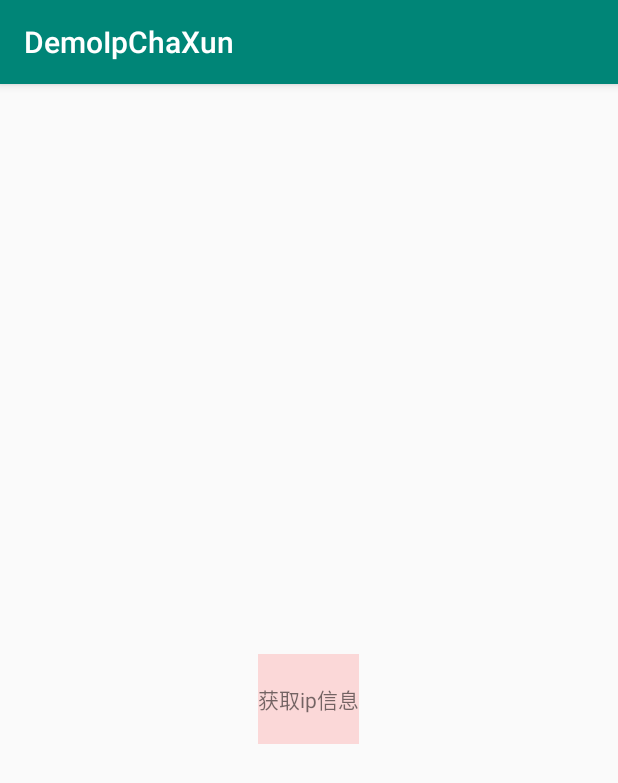
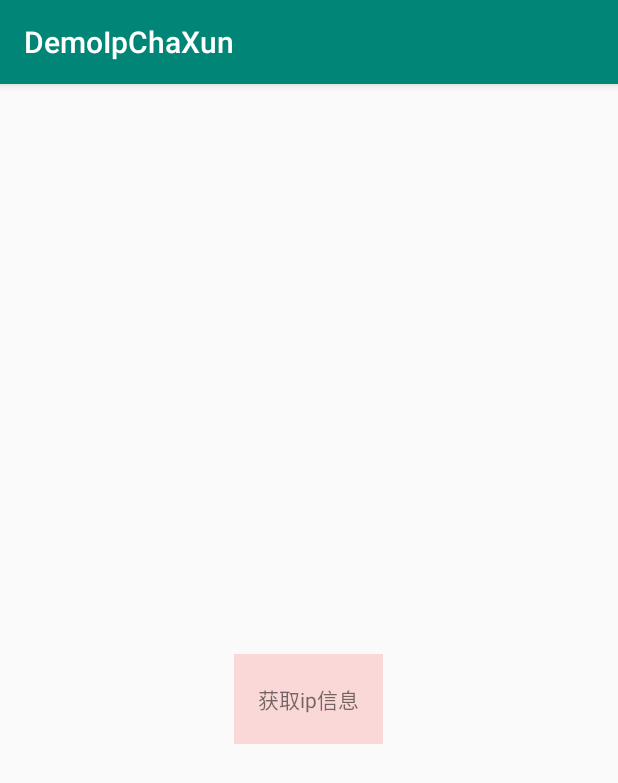
Before and after one commit to ipchaxun/demo, an Android app: the screen it shows after launch (MainActivity), on a phone screen of 412 x 824 dp. Shown: the top 783 px of the screen. Run offline under Robolectric (Android 15) with nearby library versions, the phone set to English and light mode, and no system bars; libraries missing offline, so code that uses them is left out: com.manyou.ipchaxun; 3 statements that could not run were skipped.

Commit message:
ui 调整

```diff
--- a/app/src/main/res/layout/activity_main.xml
+++ b/app/src/main/res/layout/activity_main.xml
@@ -13,12 +13,15 @@
         android:layout_marginLeft="16dp"
         android:layout_marginRight="16dp"
         android:textSize="16sp"
+        android:gravity="center_horizontal"
         android:textColor="#333333"
         android:id="@+id/tv_display"
         android:layout_width="match_parent"
         android:layout_height="wrap_content"/>
 
     <TextView
+        android:paddingLeft="16dp"
+        android:paddingRight="16dp"
         android:background="#23ff0000"
         android:id="@+id/tv_get_ip"
         android:layout_marginTop="30dp"
```
